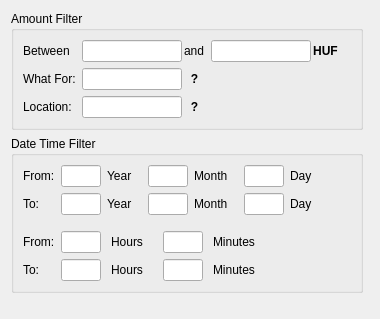
Aethermeister/FinancialManager, file FinancialManager/Content/History/Components/historyfilterwidget.ui: the form before one commit.
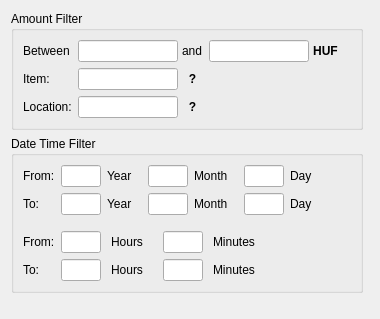
The form after the commit.

Commit message:
WhatFor changed to Item
In the Record struct the member WhatFor has been changed to Item

.qss updated to support new namespaces

The edit to the form file:
```diff
--- a/FinancialManager/Content/History/Components/historyfilterwidget.ui
+++ b/FinancialManager/Content/History/Components/historyfilterwidget.ui
@@ -91,7 +91,7 @@
       <item row="1" column="0">
        <widget class="QLabel" name="label_3">
         <property name="text">
-         <string>What For:</string>
+         <string>Item:</string>
         </property>
        </widget>
       </item>
```
Left out of the diff: 4 changed lines with no effect on the pictures. The commit also changes 14 other files.
